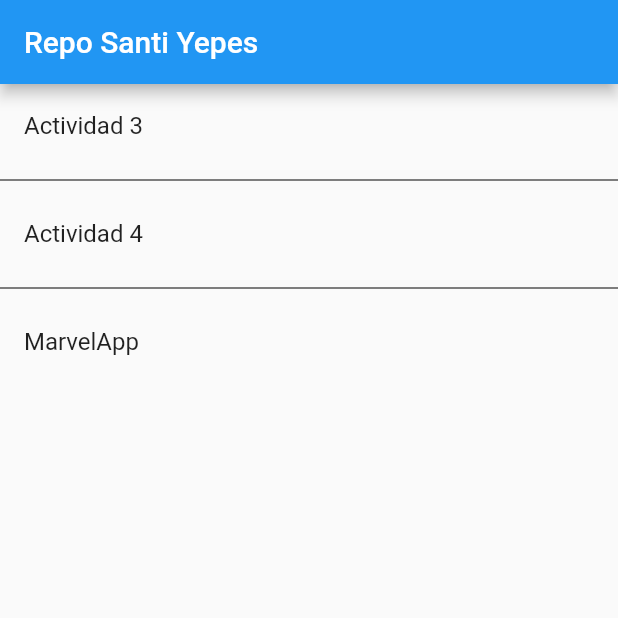
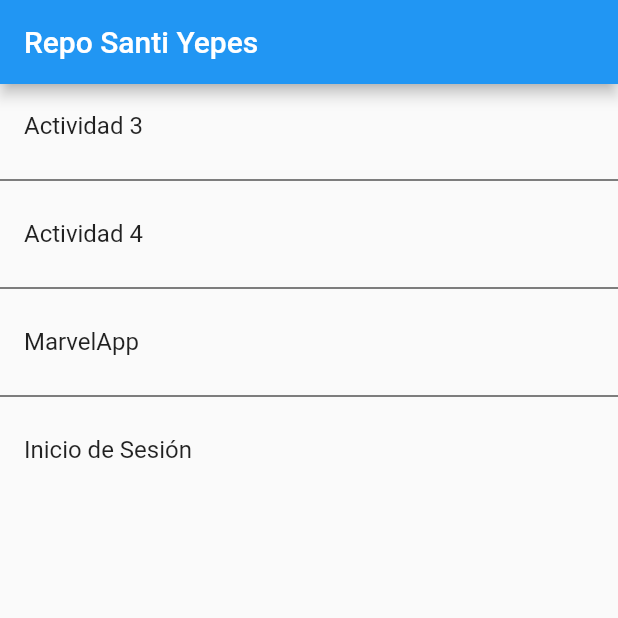
Before and after one commit to SantiagoYpes/intro-dart, a Flutter app: the screen it shows after launch, on a phone screen of 412 x 824 dp, the top half of it. Run offline on Flutter 3.47's test engine with Material 2 defaults, Android fonts, the phone set to English and light mode, and no system bars.

Commit message:
update main

```diff
--- a/miapp/lib/main.dart
+++ b/miapp/lib/main.dart
@@ -2,6 +2,7 @@ import 'package:miapp/actividad_3/actividad_3.dart';
 import 'package:flutter/material.dart';
 import 'package:miapp/actividad_4/generarContrasena.dart';
 import 'package:miapp/marvel/views/heroeCard.dart';
+import 'package:miapp/actividad_5/loginForm.dart';
 
 //Ojalá así como declaro variables me le pudiera declarar a ella
 void main() {
@@ -16,7 +17,8 @@ class AppBases extends StatelessWidget {
       routes: {
         "actividad_3": (context) => actividad_3(),
         "generarContrasena": (context) => generarContrasena(),
-        "heroeCard":(context) => heroesCard()
+        "heroeCard": (context) => heroesCard(),
+        "loginform": (context) => LoginForm(),
       },
     );
   }
@@ -27,6 +29,7 @@ createScaffold() {
     {"name": "Actividad 3", "route": "actividad_3"},
     {"name": "Actividad 4", "route": "generarContrasena"},
     {"name": "MarvelApp", "route": "heroeCard"},
+    {"name": "Inicio de Sesión", "route": "loginform"}
   ];
 
   return Scaffold(
```
